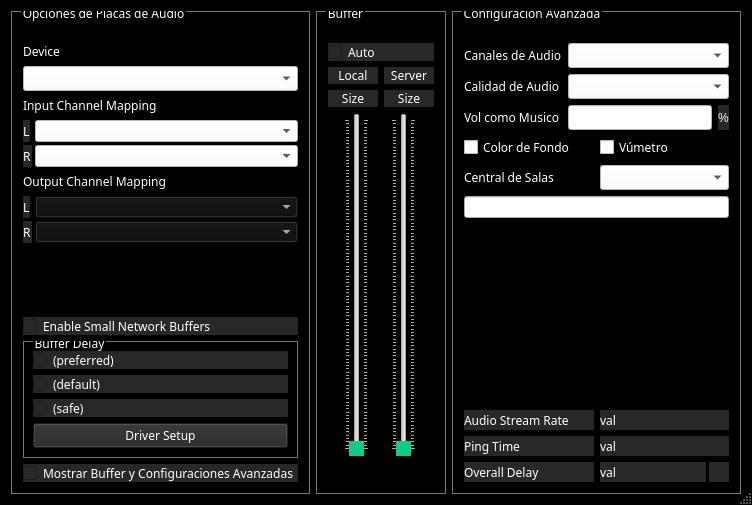
Above: src/clientsettingsdlgbase.ui from lliurex/sagora before the change. Below: the same form after it.
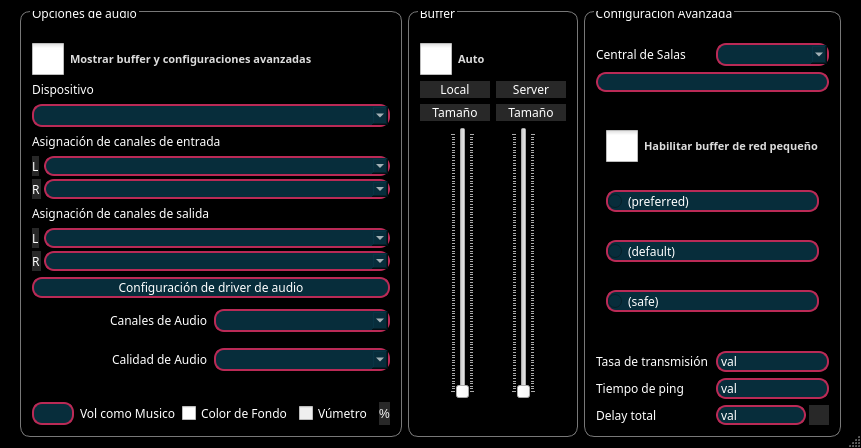
That is the form after the change. Icons and pictures are not drawn. Custom widgets are drawn as their Qt base class.

```diff
--- a/src/clientsettingsdlgbase.ui
+++ b/src/clientsettingsdlgbase.ui
@@ -6,8 +6,8 @@
    <rect>
     <x>0</x>
     <y>0</y>
-    <width>752</width>
-    <height>505</height>
+    <width>818</width>
+    <height>431</height>
    </rect>
   </property>
   <property name="font">
@@ -35,6 +35,12 @@
    <bool>true</bool>
   </property>
   <layout class="QHBoxLayout">
+   <property name="leftMargin">
+    <number>20</number>
+   </property>
+   <property name="rightMargin">
+    <number>20</number>
+   </property>
    <item>
     <widget class="QGroupBox" name="grbSoundCard">
      <property name="font">
@@ -44,7 +50,8 @@
      </property>
      <property name="styleSheet">
       <string notr="true">QGroupBox{
-    border: 1px solid rgb(120,120,120);
+    border: 1px solid rgb(120,120,120,);
+	border-radius: 10;
     margin-top: 0.5em;
     color: white;
 }
@@ -55,9 +62,60 @@
 }</string>
      </property>
      <property name="title">
-      <string>Opciones de Placas de Audio</string>
+      <string>Opciones de audio</string>
      </property>
      <layout class="QVBoxLayout">
+      <item>
+       <widget class="QCheckBox" name="bufferConfiguracion">
+        <property name="font">
+         <font>
+          <family>Montserrat Medium</family>
+          <pointsize>8</pointsize>
+          <weight>75</weight>
+          <italic>false</italic>
+          <bold>true</bold>
+         </font>
+        </property>
+        <property name="styleSheet">
+         <string notr="true">
+
+#bufferConfiguracion::indicator {   
+width:          32px;
+                                             height:         32px; }                
+
+#bufferConfiguracion::indicator:unchecked {
+	
+	image: url(:/png/main/res/ui-2021/clientsettingsdialog/check_borde_p.png);
+}
+                     
+#bufferConfiguracion::indicator:pressed {
+	
+	image: url(:/png/main/res/ui-2021/clientsettingsdialog/check_azul_chico.png);
+}
+              
+#bufferConfiguracion::indicator:unchecked:hover {
+ 
+	
+	image: url(:/png/main/res/ui-2021/clientsettingsdialog/check_rosa_chico.png);
+}
+                 
+#bufferConfiguracion::indicator:checked {
+  	 
+	image: url(:/png/main/res/ui-2021/clientsettingsdialog/check_rosa_chico.png);
+}
+                   
+#bufferConfiguracion {              
+font: 57 8pt &quot;Montserrat Medium&quot;;
+color:          rgb(220, 220, 220);
+                                              font:           bold;
+}
+</string>
+        </property>
+        <property name="text">
+         <string>Mostrar buffer y configuraciones avanzadas </string>
+        </property>
+       </widget>
+      </item>
       <item>
        <widget class="QLabel" name="lblSoundcardDevice">
         <property name="font">
@@ -69,7 +127,7 @@
          <string notr="true">color: rgb(255, 255, 255);</string>
         </property>
         <property name="text">
-         <string>Device</string>
+         <string>Dispositivo</string>
         </property>
        </widget>
       </item>
@@ -96,15 +154,14 @@
          <bool>false</bool>
         </property>
         <property name="styleSheet">
-         <string notr="true">QComboBox{
-background-color: rgb(255, 255, 255);
-border-color: rgb(25,25,25);
-color: black;
-}
+         <string notr="true">background-color: rgb(7, 45, 59);
 
-QComboBox::down-arrow{
-font-color: rgb(0,0,0);
-}</string>
+border-radius: 10;
+
+border-width: 2px;
+border-style: solid;
+border-color: rgb(186, 42, 86);
+color: white;</string>
         </property>
        </widget>
       </item>
@@ -146,7 +203,7 @@
             <string notr="true">color: rgb(255, 255, 255);</string>
            </property>
            <property name="text">
-            <string>Input Channel Mapping</string>
+            <string>Asignación de canales de entrada</string>
            </property>
           </widget>
          </item>
@@ -215,30 +272,28 @@
              <item>
               <widget class="QComboBox" name="cbxLInChan">
                <property name="styleSheet">
-                <string notr="true">QComboBox{
-background-color: rgb(255, 255, 255);
-border-color: rgb(25,25,25);
-color: black;
-}
+                <string notr="true">background-color: rgb(7, 45, 59);
 
-QComboBox::down-arrow{
-font-color: rgb(0,0,0);
-}</string>
+border-radius: 10;
+
+border-width: 2px;
+border-style: solid;
+border-color: rgb(186, 42, 86);
+color: white;</string>
                </property>
               </widget>
              </item>
              <item>
               <widget class="QComboBox" name="cbxRInChan">
                <property name="styleSheet">
-                <string notr="true">QComboBox{
-background-color: rgb(255, 255, 255);
-border-color: rgb(25,25,25);
-color: black;
-}
+                <string notr="true">background-color: rgb(7, 45, 59);
 
-QComboBox::down-arrow{
-font-color: rgb(0,0,0);
-}</string>
+border-radius: 10;
+
+border-width: 2px;
+border-style: solid;
+border-color: rgb(186, 42, 86);
+color: white;</string>
                </property>
               </widget>
              </item>
@@ -257,7 +312,7 @@
             <string notr="true">color: rgb(255, 255, 255);</string>
            </property>
            <property name="text">
-            <string>Output Channel Mapping</string>
+            <string>Asignación de canales de salida</string>
            </property>
           </widget>
          </item>
@@ -326,30 +381,28 @@
              <item>
               <widget class="QComboBox" name="cbxLOutChan">
                <property name="styleSheet">
-                <string notr="true">QComboBox{
-background-color: rgb(15, 15, 15);
-border-color: rgb(25,25,25);
-color: white;
-}
+                <string notr="true">background-color: rgb(7, 45, 59);
 
-QComboBox::down-arrow{
-font-color: rgb(250,250,250);
-}</string>
+border-radius: 10;
+
+border-width: 2px;
+border-style: solid;
+border-color: rgb(186, 42, 86);
+color: white;</string>
                </property>
               </widget>
              </item>
              <item>
               <widget class="QComboBox" name="cbxROutChan">
                <property name="styleSheet">
-                <string notr="true">QComboBox{
-background-color: rgb(15, 15, 15);
-border-color: rgb(25,25,25);
-color: white;
-}
+                <string notr="true">background-color: rgb(7, 45, 59);
 
-QComboBox::down-arrow{
-font-color: rgb(250,250,250);
-}</string>
+border-radius: 10;
+
+border-width: 2px;
+border-style: solid;
+border-color: rgb(186, 42, 86);
+color: white;</string>
                </property>
               </widget>
              </item>
@@ -360,6 +413,206 @@
         </layout>
        </widget>
       </item>
+      <item>
+       <widget class="QPushButton" name="butDriverSetup">
+        <property name="font">
+         <font>
+          <family>Noto Sans</family>
+         </font>
+        </property>
+        <property name="styleSheet">
+         <string notr="true">background-color: rgb(7, 45, 59);
+
+border-radius: 10;
+
+border-width: 2px;
+border-style: solid;
+border-color: rgb(186, 42, 86);
+color: white;</string>
+        </property>
+        <property name="text">
+         <string>Configuración de driver de audio</string>
+        </property>
+        <property name="autoDefault">
+         <bool>false</bool>
+        </property>
+       </widget>
+      </item>
+      <item>
+       <layout class="QHBoxLayout" name="audiochannellayout">
+        <property name="topMargin">
+         <number>5</number>
+        </property>
+        <property name="bottomMargin">
+         <number>5</number>
+        </property>
+        <item alignment="Qt::AlignRight|Qt::AlignVCenter">
+         <widget class="QLabel" name="lblAudioChannels">
+          <property name="font">
+           <font>
+            <family>Noto Sans</family>
+           </font>
+          </property>
+          <property name="styleSheet">
+           <string notr="true">color: rgb(255, 255, 255);</string>
+          </property>
+          <property name="text">
+           <string>Canales de Audio</string>
+          </property>
+         </widget>
+        </item>
+        <item alignment="Qt::AlignVCenter">
+         <widget class="QComboBox" name="cbxAudioChannels">
+          <property name="font">
+           <font>
+            <family>Noto Sans</family>
+           </font>
+          </property>
+          <property name="styleSheet">
+           <string notr="true">background-color: rgb(7, 45, 59);
+
+border-radius: 10;
+
+border-width: 2px;
+border-style: solid;
+border-color: rgb(186, 42, 86);
+color: white;</string>
+          </property>
+         </widget>
+        </item>
+       </layout>
+      </item>
+      <item>
+       <layout class="QHBoxLayout" name="horizontalLayout_7">
+        <property name="topMargin">
+         <number>5</number>
+        </property>
+        <property name="bottomMargin">
+         <number>5</number>
+        </property>
+        <item alignment="Qt::AlignRight">
+         <widget class="QLabel" name="lblAudioQuality">
+          <property name="font">
+           <font>
+            <family>Noto Sans</family>
+           </font>
+          </property>
+          <property name="styleSheet">
+           <string notr="true">color: rgb(255, 255, 255);</string>
+          </property>
+          <property name="text">
+           <string>Calidad de Audio</string>
+          </property>
+         </widget>
+        </item>
+        <item>
+         <widget class="QComboBox" name="cbxAudioQuality">
+          <property name="font">
+           <font>
+            <family>Noto Sans</family>
+           </font>
+          </property>
+          <property name="styleSheet">
+           <string notr="true">background-color: rgb(7, 45, 59);
+
+border-radius: 10;
+
+border-width: 2px;
+border-style: solid;
+border-color: rgb(186, 42, 86);
+color: white;</string>
+          </property>
+         </widget>
+        </item>
+       </layout>
+      </item>
+      <item>
+       <layout class="QHBoxLayout" name="horizontalLayout_8">
+        <property name="topMargin">
+         <number>20</number>
+        </property>
+        <item>
+         <widget class="QLineEdit" name="edtNewClientLevel">
+          <property name="font">
+           <font>
+            <family>Noto Sans</family>
+           </font>
+          </property>
+          <property name="styleSheet">
+           <string notr="true">background-color: rgb(7, 45, 59);
+
+border-radius: 10;
+
+border-width: 2px;
+border-style: solid;
+border-color: rgb(186, 42, 86);
+color: white;</string>
+          </property>
+         </widget>
+        </item>
+        <item>
+         <widget class="QLabel" name="lblNewClientLevel">
+          <property name="font">
+           <font>
+            <family>Noto Sans</family>
+           </font>
+          </property>
+          <property name="styleSheet">
+           <string notr="true">color: rgb(255, 255, 255);</string>
+          </property>
+          <property name="text">
+           <string>Vol como Musico</string>
+          </property>
+         </widget>
+        </item>
+        <item>
+         <widget class="QCheckBox" name="chbGUIDesignFancy">
+          <property name="font">
+           <font>
+            <family>Noto Sans</family>
+           </font>
+          </property>
+          <property name="styleSheet">
+           <string notr="true">color: rgb(255, 255, 255);</string>
+          </property>
+          <property name="text">
+           <string>Color de Fondo</string>
+          </property>
+         </widget>
+        </item>
+        <item>
+         <widget class="QCheckBox" name="chbDisplayChannelLevels">
+          <property name="enabled">
+           <bool>false</bool>
+          </property>
+          <property name="font">
+           <font>
+            <family>Noto Sans</family>
+           </font>
+          </property>
+          <property name="styleSheet">
+           <string notr="true">color: rgb(255, 255, 255);</string>
+          </property>
+          <property name="text">
+           <string>Vúmetro</string>
+          </property>
+         </widget>
+        </item>
+        <item>
+         <widget class="QLabel" name="lblPercentUnit">
+          <property name="styleSheet">
+           <string notr="true">background-color: rgb(40, 40, 40);
+border-color: rgb(0, 0, 0);
+color: rgb(255, 255, 255);
+ border-image:  url(:/png/main/res/fondoo.png);</string>
+          </property>
+          <property name="text">
+           <string>%</string>
+          </property>
+         </widget>
+        </item>
+       </layout>
+      </item>
       <item>
        <spacer>
         <property name="orientation">
@@ -373,131 +626,6 @@
         </property>
        </spacer>
       </item>
-      <item>
-       <widget class="QCheckBox" name="chbEnableOPUS64">
-        <property name="font">
-         <font>
-          <family>Noto Sans</family>
-         </font>
-        </property>
-        <property name="styleSheet">
-         <string notr="true">background-color: rgb(40, 40, 40);
-border-color: rgb(0, 0, 0);
-color: rgb(255, 255, 255);
- border-image:  url(:/png/main/res/fondoo.png);</string>
-        </property>
-        <property name="text">
-         <string>Enable Small Network Buffers</string>
-        </property>
-       </widget>
-      </item>
-      <item>
-       <widget class="QGroupBox" name="grbSoundCrdBufDelay">
-        <property name="font">
-         <font>
-          <family>Noto Sans</family>
-         </font>
-        </property>
-        <property name="title">
-         <string>Buffer Delay</string>
-        </property>
-        <layout class="QVBoxLayout">
-         <item>
-          <widget class="QRadioButton" name="rbtBufferDelayPreferred">
-           <property name="font">
-            <font>
-             <family>Noto Sans</family>
-            </font>
-           </property>
-           <property name="styleSheet">
-            <string notr="true">background-color: rgb(40, 40, 40);
-border-color: rgb(0, 0, 0);
-color: rgb(255, 255, 255);
- border-image:  url(:/png/main/res/fondoo.png);</string>
-           </property>
-           <property name="text">
-            <string>(preferred)</string>
-           </property>
-          </widget>
-         </item>
-         <item>
-          <widget class="QRadioButton" name="rbtBufferDelayDefault">
-           <property name="font">
-            <font>
-             <family>Noto Sans</family>
-            </font>
-           </property>
-           <property name="styleSheet">
-            <string notr="true">background-color: rgb(40, 40, 40);
-border-color: rgb(0, 0, 0);
-color: rgb(255, 255, 255);
- border-image:  url(:/png/main/res/fondoo.png);</string>
-           </property>
-           <property name="text">
-            <string>(default)</string>
-           </property>
-          </widget>
-         </item>
-         <item>
-          <widget class="QRadioButton" name="rbtBufferDelaySafe">
-           <property name="font">
-            <font>
-             <family>Noto Sans</family>
-            </font>
-           </property>
-           <property name="styleSheet">
-            <string notr="true">background-color: rgb(40, 40, 40);
-border-color: rgb(0, 0, 0);
-color: rgb(255, 255, 255);
- border-image:  url(:/png/main/res/fondoo.png);</string>
-           </property>
-           <property name="text">
-            <string>(safe)</string>
-           </property>
-          </widget>
-         </item>
-         <item>
-          <widget class="QPushButton" name="butDriverSetup">
-           <property name="font">
-            <font>
-             <family>Noto Sans</family>
-            </font>
-           </property>
-           <property name="styleSheet">
-            <string notr="true">background-color: rgb(40, 40, 40);
-border-color: rgb(0, 0, 0);
-color: rgb(255, 255, 255);
- border-image:  url(:/png/main/res/fondoo.png);</string>
-           </property>
-           <property name="text">
-            <string>Driver Setup</string>
-           </property>
-           <property name="autoDefault">
-            <bool>false</bool>
-           </property>
-          </widget>
-         </item>
-        </layout>
-       </widget>
-      </item>
-      <item>
-       <widget class="QCheckBox" name="bufferConfiguracion">
-        <property name="font">
-         <font>
-          <family>Noto Sans</family>
-         </font>
-        </property>
-        <property name="styleSheet">
-         <string notr="true">background-color: rgb(40, 40, 40);
-border-color: rgb(0, 0, 0);
-color: rgb(255, 255, 255);
- border-image:  url(:/png/main/res/fondoo.png);</string>
-        </property>
-        <property name="text">
-         <string>Mostrar Buffer y Configuraciones Avanzadas </string>
-        </property>
-       </widget>
-      </item>
      </layout>
     </widget>
    </item>
@@ -511,6 +639,7 @@
      <property name="styleSheet">
       <string notr="true">QGroupBox{
     border: 1px solid rgb(120,120,120);
+	border-radius: 10;
     margin-top: 0.5em;
     color: white;
 }
@@ -528,14 +657,47 @@
        <widget class="QCheckBox" name="chbAutoJitBuf">
         <property name="font">
          <font>
-          <family>Noto Sans</family>
+          <family>Montserrat Medium</family>
+          <pointsize>8</pointsize>
+          <weight>75</weight>
+          <italic>false</italic>
+          <bold>true</bold>
          </font>
         </property>
         <property name="styleSheet">
-         <string notr="true">background-color: rgb(40, 40, 40);
-border-color: rgb(0, 0, 0);
-color: rgb(255, 255, 255);
- border-image:  url(:/png/main/res/fondoo.png);</string>
+         <string notr="true">
+
+#chbAutoJitBuf::indicator {   
+width:          32px;
+                                             height:         32px; }                
+
+#chbAutoJitBuf::indicator:unchecked {
+	
+	image: url(:/png/main/res/ui-2021/clientsettingsdialog/check_borde_p.png);
+}
+                     
+#chbAutoJitBuf::indicator:pressed {
+	
+	image: url(:/png/main/res/ui-2021/clientsettingsdialog/check_azul_chico.png);
+}
+              
+#chbAutoJitBuf::indicator:unchecked:hover {
+ 
+	
+	image: url(:/png/main/res/ui-2021/clientsettingsdialog/check_rosa_chico.png);
+}
+                 
+#chbAutoJitBuf::indicator:checked {
+  	 
+	image: url(:/png/main/res/ui-2021/clientsettingsdialog/check_rosa_chico.png);
+}
+                   
+#chbAutoJitBuf {              
+font: 57 8pt &quot;Montserrat Medium&quot;;
+color:          rgb(220, 220, 220);
+                                              font:           bold;
+}
+</string>
         </property>
         <property name="text">
          <string>Auto</string>
@@ -612,7 +774,7 @@
          <widget class="QLabel" name="lblNetBuf">
           <property name="minimumSize">
            <size>
-            <width>50</width>
+            <width>70</width>
             <height>0</height>
            </size>
           </property>
@@ -628,7 +790,7 @@
  border-image:  url(:/png/main/res/fondoo.png);</string>
           </property>
           <property name="text">
-           <string>Size</string>
+           <string>Tamaño</string>
           </property>
           <property name="alignment">
            <set>Qt::AlignCenter</set>
@@ -642,7 +804,7 @@
          <widget class="QLabel" name="lblNetBufServer">
           <property name="minimumSize">
            <size>
-            <width>50</width>
+            <width>70</width>
             <height>0</height>
            </size>
           </property>
@@ -658,7 +820,7 @@
  border-image:  url(:/png/main/res/fondoo.png);</string>
           </property>
           <property name="text">
-           <string>Size</string>
+           <string>Tamaño</string>
           </property>
           <property name="alignment">
            <set>Qt::AlignCenter</set>
@@ -692,7 +854,8 @@
          <widget class="QSlider" name="sldNetBuf">
           <property name="styleSheet">
            <string notr="true">QSlider::handle{
-background-color:rgb(13,204,135);
+	border-image: url(:/png/main/res/ui-2021/clientdialog/fader_sala_blanco.png);
+
 color: rgb(255, 255, 255);
 }</string>
           </property>
@@ -727,7 +890,8 @@
          <widget class="QSlider" name="sldNetBufServer">
           <property name="styleSheet">
            <string notr="true">QSlider::handle{
-background-color:rgb(13,204,135);
+	border-image: url(:/png/main/res/ui-2021/clientdialog/fader_sala_blanco.png);
+
 color: rgb(255, 255, 255);
 }</string>
           </property>
@@ -815,6 +979,7 @@
      <property name="styleSheet">
       <string notr="true">QGroupBox{
     border: 1px solid rgb(120,120,120);
+	border-radius: 10;
     margin-top: 0.5em;
     color: white;
 }
@@ -828,168 +993,6 @@
       <string>Configuración Avanzada</string>
      </property>
      <layout class="QVBoxLayout" name="verticalLayout_3">
-      <item>
-       <layout class="QHBoxLayout" name="horizontalLayout">
-        <item>
-         <layout class="QVBoxLayout" name="verticalLayout_2">
-          <item>
-           <widget class="QLabel" name="lblAudioChannels">
-            <property name="font">
-             <font>
-              <family>Noto Sans</family>
-             </font>
-            </property>
-            <property name="styleSheet">
-             <string notr="true">color: rgb(255, 255, 255);</string>
-            </property>
-            <property name="text">
-             <string>Canales de Audio</string>
-            </property>
-           </widget>
-          </item>
-          <item>
-           <widget class="QLabel" name="lblAudioQuality">
-            <property name="font">
-             <font>
-              <family>Noto Sans</family>
-             </font>
-            </property>
-            <property name="styleSheet">
-             <string notr="true">color: rgb(255, 255, 255);</string>
-            </property>
-            <property name="text">
-             <string>Calidad de Audio</string>
-            </property>
-           </widget>
-          </item>
-          <item>
-           <widget class="QLabel" name="lblNewClientLevel">
-            <property name="font">
-             <font>
-              <family>Noto Sans</family>
-             </font>
-            </property>
-            <property name="styleSheet">
-             <string notr="true">color: rgb(255, 255, 255);</string>
-            </property>
-            <property name="text">
-             <string>Vol como Musico</string>
-            </property>
-           </widget>
-          </item>
-         </layout>
-        </item>
-        <item>
-         <layout class="QVBoxLayout" name="verticalLayout">
-          <item>
-           <widget class="QComboBox" name="cbxAudioChannels">
-            <property name="font">
-             <font>
-              <family>Noto Sans</family>
-             </font>
-            </property>
-            <property name="styleSheet">
-             <string notr="true">QComboBox{
-background-color: rgb(255, 255, 255);
-border-color: rgb(25,25,25);
-color: black;
-}
-
-QComboBox::down-arrow{
-font-color: rgb(0,0,0);
-}</string>
-            </property>
-           </widget>
-          </item>
-          <item>
-           <widget class="QComboBox" name="cbxAudioQuality">
-            <property name="font">
-             <font>
-              <family>Noto Sans</family>
-             </font>
-            </property>
-            <property name="styleSheet">
-             <string notr="true">QComboBox{
-background-color: rgb(255, 255, 255);
-border-color: rgb(25,25,25);
-color: black;
-}
-
-QComboBox::down-arrow{
-font-color: rgb(0,0,0);
-}</string>
-            </property>
-           </widget>
-          </item>
-          <item>
-           <layout class="QHBoxLayout" name="horizontalLayout_4">
-            <item>
-             <widget class="QLineEdit" name="edtNewClientLevel">
-              <property name="font">
-               <font>
-                <family>Noto Sans</family>
-               </font>
-              </property>
-              <property name="styleSheet">
-               <string notr="true">color: rgb(0, 0, 0); 
-background: rgb(255, 255, 255); 
-selection-background-color: rgb(0,0,0);</string>
-              </property>
-             </widget>
-            </item>
-            <item>
-             <widget class="QLabel" name="lblPercentUnit">
-              <property name="styleSheet">
-               <string notr="true">background-color: rgb(40, 40, 40);
-border-color: rgb(0, 0, 0);
-color: rgb(255, 255, 255);
- border-image:  url(:/png/main/res/fondoo.png);</string>
-              </property>
-              <property name="text">
-               <string>%</string>
-              </property>
-             </widget>
-            </item>
-           </layout>
-          </item>
-         </layout>
-        </item>
-       </layout>
-      </item>
-      <item>
-       <layout class="QHBoxLayout" name="boxCheckNoUso">
-        <item>
-         <widget class="QCheckBox" name="chbGUIDesignFancy">
-          <property name="font">
-           <font>
-            <family>Noto Sans</family>
-           </font>
-          </property>
-          <property name="styleSheet">
-           <string notr="true">color: rgb(255, 255, 255);</string>
-          </property>
-          <property name="text">
-           <string>Color de Fondo</string>
-          </property>
-         </widget>
-        </item>
-        <item>
-         <widget class="QCheckBox" name="chbDisplayChannelLevels">
-          <property name="font">
-           <font>
-            <family>Noto Sans</family>
-           </font>
-          </property>
-          <property name="styleSheet">
-           <string notr="true">color: rgb(255, 255, 255);</string>
-          </property>
-          <property name="text">
-           <string>Vúmetro</string>
-          </property>
-         </widget>
-        </item>
-       </layout>
-      </item>
       <item>
        <layout class="QHBoxLayout">
         <item>
@@ -1015,15 +1018,14 @@
            </font>
           </property>
           <property name="styleSheet">
-           <string notr="true">QComboBox{
-background-color: rgb(255, 255, 255);
-border-color: rgb(25,25,25);
-color: black;
-}
+           <string notr="true">background-color: rgb(7, 45, 59);
 
-QComboBox::down-arrow{
-font-color: rgb(0,0,0);
-}</string>
+border-radius: 10;
+
+border-width: 2px;
+border-style: solid;
+border-color: rgb(186, 42, 86);
+color: white;</string>
           </property>
          </widget>
         </item>
@@ -1037,20 +1039,159 @@
           <verstretch>0</verstretch>
          </sizepolicy>
         </property>
+        <property name="styleSheet">
+         <string notr="true">background-color: rgb(7, 45, 59);
+
+border-radius: 10;
+
+border-width: 2px;
+border-style: solid;
+border-color: rgb(186, 42, 86);
+color: white;</string>
+        </property>
        </widget>
       </item>
       <item>
-       <spacer>
-        <property name="orientation">
-         <enum>Qt::Vertical</enum>
+       <widget class="QGroupBox" name="grbSoundCrdBufDelay">
+        <property name="font">
+         <font>
+          <family>Noto Sans</family>
+         </font>
         </property>
-        <property name="sizeHint" stdset="0">
-         <size>
-          <width>201</width>
-          <height>21</height>
-         </size>
+        <property name="styleSheet">
+         <string notr="true">QGroupBox{
+    border: 1px solid rgb(120,120,120,0);
+	border-radius: 10;
+    margin-top: 0.5em;
+    color: white;
+}
+
+QGroupBox::title {
+    top: -6px;
+    left: 10px;
+}</string>
         </property>
-       </spacer>
+        <property name="title">
+         <string/>
+        </property>
+        <layout class="QVBoxLayout">
+         <item>
+          <widget class="QCheckBox" name="chbEnableOPUS64">
+           <property name="font">
+            <font>
+             <family>Montserrat Medium</family>
+             <pointsize>8</pointsize>
+             <weight>75</weight>
+             <italic>false</italic>
+             <bold>true</bold>
+            </font>
+           </property>
+           <property name="styleSheet">
+            <string notr="true">#chbEnableOPUS64::indicator {   
+width:          32px;
+                                             height:         32px; }                
+
+#chbEnableOPUS64::indicator:unchecked {
+	
+	image: url(:/png/main/res/ui-2021/clientsettingsdialog/check_borde_p.png);
+}
+                     
+#chbEnableOPUS64::indicator:pressed {
+	
+	image: url(:/png/main/res/ui-2021/clientsettingsdialog/check_azul_chico.png);
+}
+              
+#chbEnableOPUS64::indicator:unchecked:hover {
+ 
+	
+	image: url(:/png/main/res/ui-2021/clientsettingsdialog/check_rosa_chico.png);
+}
+                 
+#chbEnableOPUS64::indicator:checked {
+  	 
+	image: url(:/png/main/res/ui-2021/clientsettingsdialog/check_rosa_chico.png);
+}
+                   
+#chbEnableOPUS64 {              
+font: 57 8pt &quot;Montserrat Medium&quot;;
+color:          rgb(220, 220, 220);
+                                              font:           bold;
+}
+</string>
+           </property>
+           <property name="text">
+            <string>Habilitar buffer de red pequeño</string>
+           </property>
+          </widget>
+         </item>
+         <item>
+          <widget class="QRadioButton" name="rbtBufferDelayPreferred">
+           <property name="font">
+            <font>
+             <family>Noto Sans</family>
+            </font>
+           </property>
+           <property name="styleSheet">
+            <string notr="true">background-color: rgb(7, 45, 59);
+
+border-radius: 10;
+
+border-width: 2px;
+border-style: solid;
+border-color: rgb(186, 42, 86);
+color: white;</string>
+           </property>
+           <property name="text">
+            <string>(preferred)</string>
+           </property>
+          </widget>
+         </item>
+         <item>
+          <widget class="QRadioButton" name="rbtBufferDelayDefault">
+           <property name="font">
+            <font>
+             <family>Noto Sans</family>
+            </font>
+           </property>
+           <property name="styleSheet">
+            <string notr="true">background-color: rgb(7, 45, 59);
+
+border-radius: 10;
+
+border-width: 2px;
+border-style: solid;
+border-color: rgb(186, 42, 86);
+color: white;</string>
+           </property>
+           <property name="text">
+            <string>(default)</string>
+           </property>
+          </widget>
+         </item>
+         <item>
+          <widget class="QRadioButton" name="rbtBufferDelaySafe">
+           <property name="font">
+            <font>
+             <family>Noto Sans</family>
+            </font>
+           </property>
+           <property name="styleSheet">
+            <string notr="true">background-color: rgb(7, 45, 59);
+
+border-radius: 10;
+
+border-width: 2px;
+border-style: solid;
+border-color: rgb(186, 42, 86);
+color: white;</string>
+           </property>
+           <property name="text">
+            <string>(safe)</string>
+           </property>
+          </widget>
+         </item>
+        </layout>
+       </widget>
       </item>
       <item>
        <layout class="QHBoxLayout">
@@ -1062,21 +1203,26 @@
            </font>
           </property>
           <property name="styleSheet">
-           <string notr="true">background-color: rgb(40, 40, 40);
-border-color: rgb(0, 0, 0);
+           <string notr="true">
 color: rgb(255, 255, 255);
- border-image:  url(:/png/main/res/fondoo.png);</string>
+</string>
           </property>
           <property name="text">
-           <string>Audio Stream Rate</string>
+           <string>Tasa de transmisión</string>
           </property>
          </widget>
         </item>
         <item>
          <widget class="QLabel" name="lblUpstreamValue">
+          <property name="sizePolicy">
+           <sizepolicy hsizetype="Preferred" vsizetype="Maximum">
+            <horstretch>0</horstretch>
+            <verstretch>0</verstretch>
+           </sizepolicy>
+          </property>
           <property name="minimumSize">
            <size>
-            <width>0</width>
+            <width>50</width>
             <height>20</height>
            </size>
           </property>
@@ -1086,10 +1232,14 @@
            </font>
           </property>
           <property name="styleSheet">
-           <string notr="true">background-color: rgb(40, 40, 40);
-border-color: rgb(0, 0, 0);
-color: rgb(255, 255, 255);
- border-image:  url(:/png/main/res/fondoo.png);</string>
+           <string notr="true">background-color: rgb(7, 45, 59);
+
+border-radius: 10;
+
+border-width: 2px;
+border-style: solid;
+border-color: rgb(186, 42, 86);
+color: white;</string>
           </property>
           <property name="text">
            <string>val</string>
@@ -1108,13 +1258,12 @@
            </font>
           </property>
           <property name="styleSheet">
-           <string notr="true">background-color: rgb(40, 40, 40);
-border-color: rgb(0, 0, 0);
+           <string notr="true">
 color: rgb(255, 255, 255);
- border-image:  url(:/png/main/res/fondoo.png);</string>
+</string>
           </property>
           <property name="text">
-           <string>Ping Time</string>
+           <string>Tiempo de ping</string>
           </property>
          </widget>
         </item>
@@ -1138,10 +1287,14 @@
            </font>
           </property>
           <property name="styleSheet">
-           <string notr="true">background-color: rgb(40, 40, 40);
-border-color: rgb(0, 0, 0);
-color: rgb(255, 255, 255);
- border-image:  url(:/png/main/res/fondoo.png);</string>
+           <string notr="true">background-color: rgb(7, 45, 59);
+
+border-radius: 10;
+
+border-width: 2px;
+border-style: solid;
+border-color: rgb(186, 42, 86);
+color: white;</string>
           </property>
           <property name="text">
            <string>val</string>
@@ -1160,13 +1313,11 @@
            </font>
           </property>
           <property name="styleSheet">
-           <string notr="true">background-color: rgb(40, 40, 40);
-border-color: rgb(0, 0, 0);
-color: rgb(255, 255, 255);
- border-image:  url(:/png/main/res/fondoo.png);</string>
+           <string notr="true">color: rgb(255, 255, 255);
+</string>
           </property>
           <property name="text">
-           <string>Overall Delay</string>
+           <string>Delay total</string>
           </property>
          </widget>
         </item>
@@ -1195,10 +1346,14 @@
              </font>
             </property>
             <property name="styleSheet">
-             <string notr="true">background-color: rgb(40, 40, 40);
-border-color: rgb(0, 0, 0);
-color: rgb(255, 255, 255);
- border-image:  url(:/png/main/res/fondoo.png);</string>
+             <string notr="true">background-color: rgb(7, 45, 59);
+
+border-radius: 10;
+
+border-width: 2px;
+border-style: solid;
+border-color: rgb(186, 42, 86);
+color: white;</string>
             </property>
             <property name="text">
              <string>val</string>
```
Left out of the diff: 10 changed lines with no effect on the pictures.
